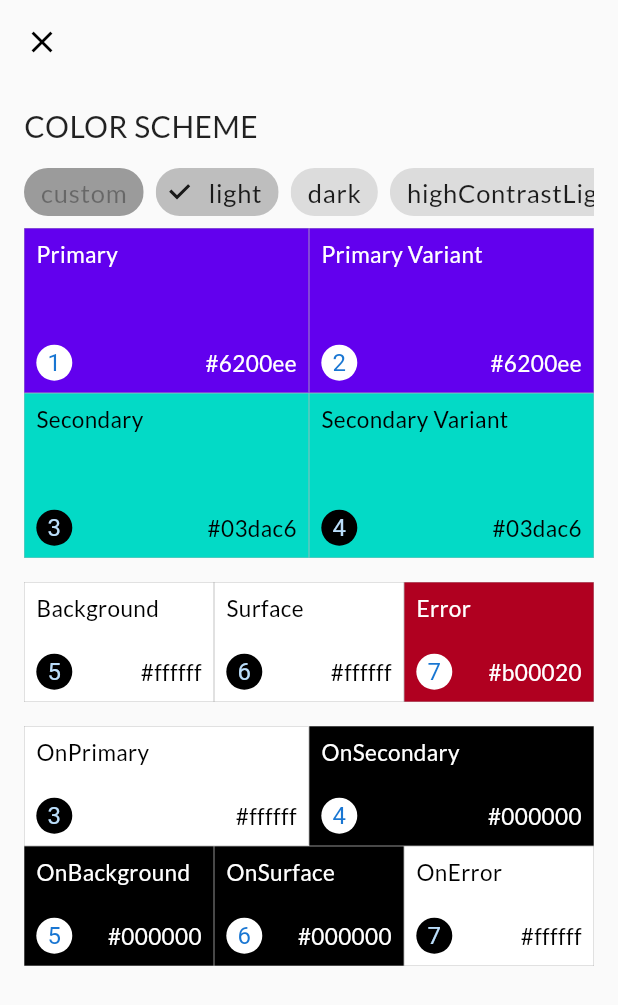
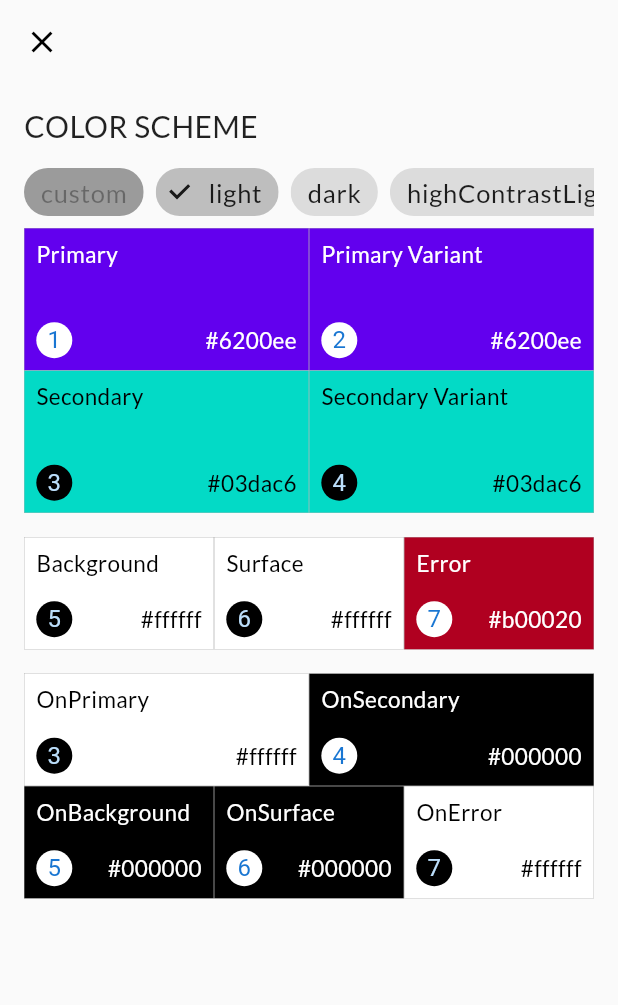
Before and after one commit to wondertalik/flutter_app_theme, a Flutter app: the ColorSchemePage screen opened directly, on a phone screen of 412 x 824 dp. Shown: the top 1005 px of the screen. Run offline on Flutter 3.47's test engine with Material 2 defaults, Android fonts, the phone set to English and light mode, and no system bars; our stand-ins replace bloc, equatable, flutter_bloc, flutter_colorpicker, google_fonts.

Commit message:
refactor: reduce color scheme element size

```diff
--- a/lib/features/color_scheme/presentation/view/color_scheme_content.dart
+++ b/lib/features/color_scheme/presentation/view/color_scheme_content.dart
@@ -149,7 +149,7 @@ class ColorSchemeContent extends StatelessWidget {
                     _ColorContainer(
                       title: 'Background',
                       orderNumber: 5,
-                      height: 80,
+                      height: 75,
                       width: thirdWidth,
                       backgroundColor: Theme.of(context).colorScheme.background,
                       textColor: Theme.of(context).colorScheme.onBackground,
@@ -162,7 +162,7 @@ class ColorSchemeContent extends StatelessWidget {
                     _ColorContainer(
                       title: 'Surface',
                       orderNumber: 6,
-                      height: 80,
+                      height: 75,
                       width: thirdWidth,
                       backgroundColor: Theme.of(context).colorScheme.surface,
                       textColor: Theme.of(context).colorScheme.onSurface,
@@ -175,7 +175,7 @@ class ColorSchemeContent extends StatelessWidget {
                     _ColorContainer(
                       title: 'Error',
                       orderNumber: 7,
-                      height: 80,
+                      height: 75,
                       width: thirdWidth,
                       backgroundColor: Theme.of(context).colorScheme.error,
                       textColor: Theme.of(context).colorScheme.onError,
@@ -191,7 +191,7 @@ class ColorSchemeContent extends StatelessWidget {
                   _ColorContainer(
                     title: 'OnPrimary',
                     orderNumber: 3,
-                    height: 80,
+                    height: 75,
                     width: halfWidth,
                     backgroundColor: Theme.of(context).colorScheme.onPrimary,
                     textColor: Theme.of(context).colorScheme.onSecondary,
@@ -204,7 +204,7 @@ class ColorSchemeContent extends StatelessWidget {
                   _ColorContainer(
                     title: 'OnSecondary',
                     orderNumber: 4,
-                    height: 80,
+                    height: 75,
                     width: halfWidth,
                     backgroundColor: Theme.of(context).colorScheme.onSecondary,
                     textColor: Theme.of(context).colorScheme.onPrimary,
@@ -221,7 +221,7 @@ class ColorSchemeContent extends StatelessWidget {
                   _ColorContainer(
                     title: 'OnBackground',
                     orderNumber: 5,
-                    height: 80,
+                    height: 75,
                     width: thirdWidth,
                     backgroundColor: Theme.of(context).colorScheme.onBackground,
                     textColor: Theme.of(context).colorScheme.onPrimary,
@@ -234,7 +234,7 @@ class ColorSchemeContent extends StatelessWidget {
                   _ColorContainer(
                     title: 'OnSurface',
                     orderNumber: 6,
-                    height: 80,
+                    height: 75,
                     width: thirdWidth,
                     backgroundColor: Theme.of(context).colorScheme.onSurface,
                     textColor: Theme.of(context).colorScheme.onPrimary,
@@ -247,7 +247,7 @@ class ColorSchemeContent extends StatelessWidget {
                   _ColorContainer(
                     title: 'OnError',
                     orderNumber: 7,
-                    height: 80,
+                    height: 75,
                     width: thirdWidth,
                     backgroundColor: Theme.of(context).colorScheme.onError,
                     textColor: Theme.of(context).colorScheme.onSecondary,
@@ -271,7 +271,7 @@ class _ColorContainer extends StatefulWidget {
     required this.title,
     required this.width,
     required this.orderNumber,
-    this.height = 110,
+    this.height = 95,
     required this.backgroundColor,
     required this.textColor,
     required this.onColorChanged,
```
